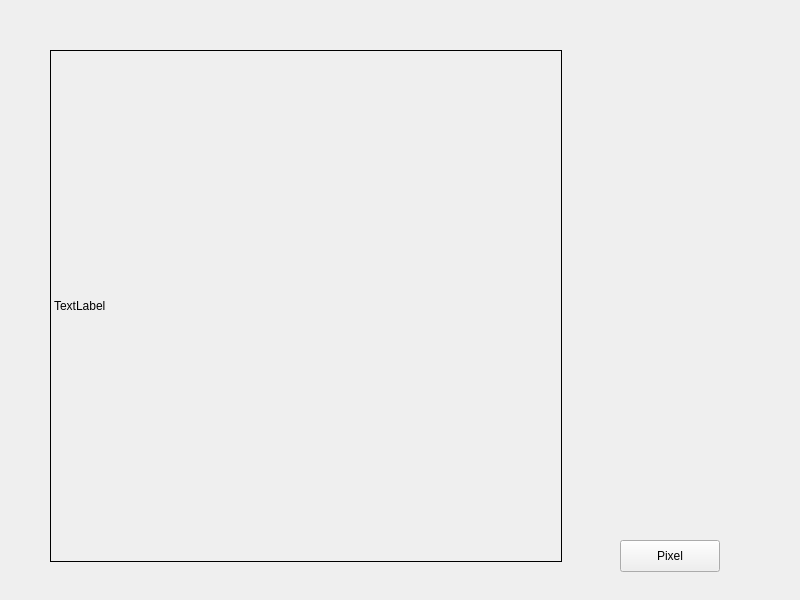
The window that widget.ui (clemenskoehler/soimed) describes before a commit, drawn with Qt 5.
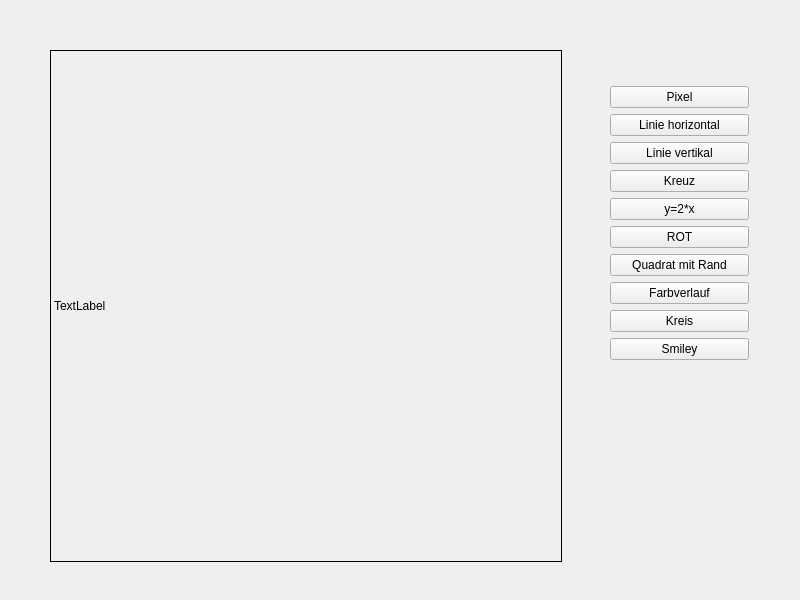
The same window after the commit.

The edit to the form file:
```diff
--- a/widget.ui
+++ b/widget.ui
@@ -35,18 +35,91 @@
     <string>TextLabel</string>
    </property>
   </widget>
-  <widget class="QPushButton" name="pushButton_Pixel">
+  <widget class="QWidget" name="">
    <property name="geometry">
     <rect>
-     <x>620</x>
-     <y>540</y>
-     <width>100</width>
-     <height>32</height>
+     <x>610</x>
+     <y>50</y>
+     <width>139</width>
+     <height>347</height>
     </rect>
    </property>
-   <property name="text">
-    <string>Pixel</string>
-   </property>
+   <layout class="QVBoxLayout" name="verticalLayout_2">
+    <item>
+     <layout class="QVBoxLayout" name="verticalLayout">
+      <item>
+       <widget class="QPushButton" name="pushButton_pixel">
+        <property name="text">
+         <string>Pixel</string>
+        </property>
+       </widget>
+      </item>
+      <item>
+       <widget class="QPushButton" name="pushButton_lineH">
+        <property name="text">
+         <string>Linie horizontal</string>
+        </property>
+       </widget>
+      </item>
+      <item>
+       <widget class="QPushButton" name="pushButton_lineV">
+        <property name="text">
+         <string>Linie vertikal</string>
+        </property>
+       </widget>
+      </item>
+      <item>
+       <widget class="QPushButton" name="pushButton_cross">
+        <property name="text">
+         <string>Kreuz</string>
+        </property>
+       </widget>
+      </item>
+      <item>
+       <widget class="QPushButton" name="pushButton_linefunction">
+        <property name="text">
+         <string>y=2*x</string>
+        </property>
+       </widget>
+      </item>
+      <item>
+       <widget class="QPushButton" name="pushButton_fillRed">
+        <property name="text">
+         <string>ROT</string>
+        </property>
+       </widget>
+      </item>
+      <item>
+       <widget class="QPushButton" name="pushButton_squareRim">
+        <property name="text">
+         <string>Quadrat mit Rand</string>
+        </property>
+       </widget>
+      </item>
+      <item>
+       <widget class="QPushButton" name="pushButton_farbverlauf">
+        <property name="text">
+         <string>Farbverlauf</string>
+        </property>
+       </widget>
+      </item>
+      <item>
+       <widget class="QPushButton" name="pushButton_kreis">
+        <property name="text">
+         <string>Kreis</string>
+        </property>
+       </widget>
+      </item>
+      <item>
+       <widget class="QPushButton" name="pushButton_smiley">
+        <property name="text">
+         <string>Smiley</string>
+        </property>
+       </widget>
+      </item>
+     </layout>
+    </item>
+   </layout>
   </widget>
  </widget>
  <resources/>
```
